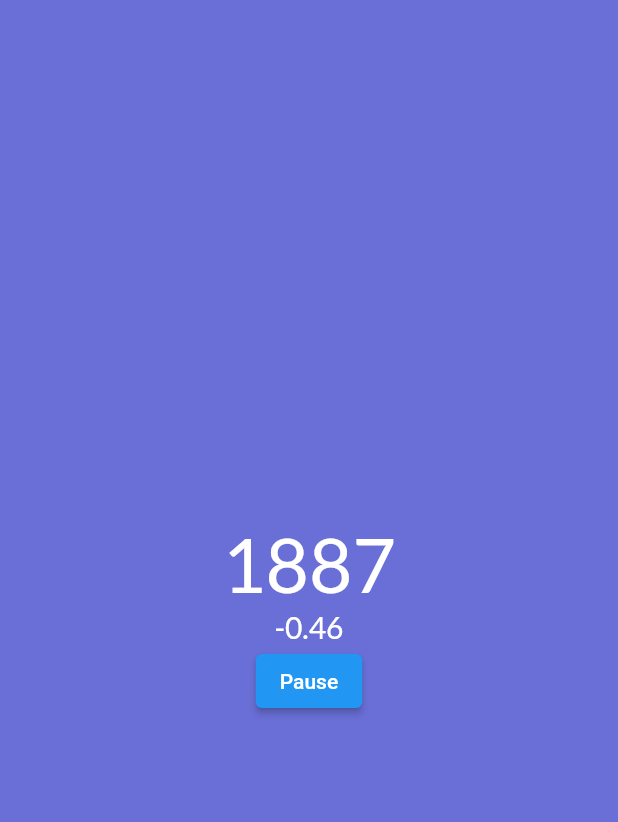
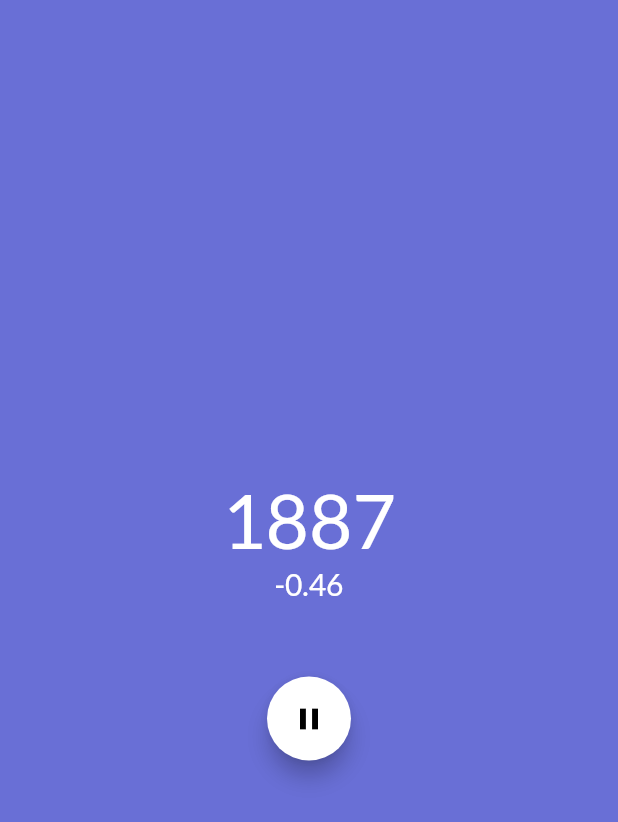
Before and after one commit to OKemmis/temperature-anomaly, a Flutter app: the screen it shows after launch, on a phone screen of 412 x 824 dp. Shown: the top 822 px of the screen. Run offline on Flutter 3.47's test engine with Material 2 defaults, Android fonts, the phone set to English and light mode, and no system bars; our stand-ins replace google_fonts.

Commit message:
Styling pause button

```diff
--- a/lib/main.dart
+++ b/lib/main.dart
@@ -48,7 +48,12 @@ class _MyAppState extends State<MyApp> {
                 ),
               ),
 
-              ElevatedButton(
+              // Sized Box for spacing
+              const SizedBox(
+                height: 50,
+              ),
+
+              FloatingActionButton(
                 onPressed: () {
                   if (timer.isActive) {
                     dispose();
@@ -56,7 +61,12 @@ class _MyAppState extends State<MyApp> {
                     createTimer();
                   }
                 },
-                  child: const Text("Pause"))
+                child: const Icon(
+                  Icons.pause,
+                  color: Colors.black,
+                ),
+                backgroundColor: Colors.white,
+              ),
 
               // // Years row
               // SingleChildScrollView(
```
Lines whose indentation alone changed are shown as unchanged.
